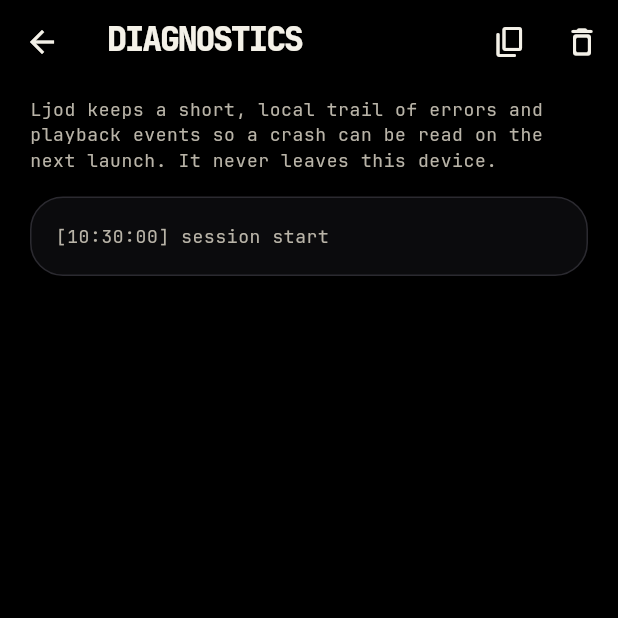
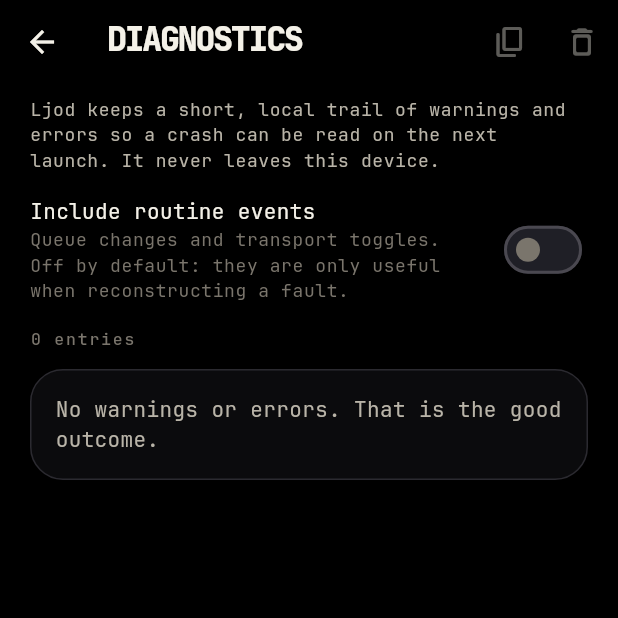
Before and after one commit to Veridian-Zenith/ljod, a Flutter app: the DiagnosticsScreen screen opened directly, on a phone screen of 412 x 824 dp, the top half of it. Run offline on Flutter 3.47's test engine with Material 3 defaults, Android fonts, the phone set to English and light mode, and no system bars; our stand-ins replace audio_service, dio, flutter_riverpod, just_audio, material_ui, permission_handler and 2 more; missing offline and left inert: audio_metadata_reader, audio_session; accounts and stored records are empty.

Commit message:
fix(audio): request POST_NOTIFICATIONS before playback and pin the notification icon
From API 33 the media notification needs a runtime permission, so the shade
showed nothing while the foreground service kept running and playback looked
broken; the request now runs before the first load and before resuming.
Release builds also stripped drawable/ic_stat_music_note because only Dart
referenced it, so raw/keep.xml pins it, and the diagnostics log gained level
filtering and stack-trace capture to make the failure readable.

```diff
--- a/lib/core/diagnostics/diagnostics_log.dart
+++ b/lib/core/diagnostics/diagnostics_log.dart
@@ -4,6 +4,21 @@ import 'dart:io';
 import 'package:flutter/foundation.dart';
 import 'package:path/path.dart' as p;
 import 'package:path_provider/path_provider.dart';
+
+/// How much a diagnostics entry matters.
+///
+/// Only [warning] and [error] are shown by default: a trail that records every
+/// routine event is unreadable exactly when it is needed.
+enum DiagnosticsLevel {
+  /// Routine breadcrumbs (queue changes, transport toggles, session start).
+  info,
+
+  /// Something degraded but recoverable.
+  warning,
+
+  /// A failure: a caught exception, a native crash, a playback error.
+  error,
+}
 
 /// A small, bounded, on-device log of anything that can explain a crash or a
 /// playback failure.
@@ -21,34 +36,61 @@ class DiagnosticsLog {
   static final DiagnosticsLog instance = DiagnosticsLog._();
 
   static const int maxBytes = 128 * 1024;
-  static const String fileName = 'diagnostics.log';
+  static const String fileName = 'diagnostics-2.log';
 
   /// File the Android side writes an uncaught exception to before the process
   /// dies. Consumed once and folded into the log on the next launch.
   static const String nativeCrashFileName = 'ljod-crash.log';
 
-  final List<String> _memory = [];
+  /// Longest stack trace kept per failure; the head names the cause, the tail
+  /// is framework noise that buries it.
+  static const int maxStackLines = 8;
+
+  static const Map<String, DiagnosticsLevel> _markers = {
+    'I': DiagnosticsLevel.info,
+    'W': DiagnosticsLevel.warning,
+    'E': DiagnosticsLevel.error,
+  };
+
+  final List<_Entry> _memory = [];
   File? _file;
   bool _ready = false;
 
   /// Recent entries in memory, oldest first.
-  List<String> get entries => List.unmodifiable(_memory);
+  List<String> get entries {
+    final formatted = _format(_memory, includeInfo: false);
+    return formatted.isEmpty ? const [] : formatted.split('\n');
+  }
+
+  /// Entries that explain a problem, newest first.
+  ///
+  /// [includeInfo] adds the routine breadcrumbs, which are off by default: they
+  /// are only useful when reconstructing what happened before a fault.
+  Future<String> read({bool includeInfo = false}) async {
+    await _ensureReady();
+    return _format(_memory.reversed.toList(), includeInfo: includeInfo);
+  }
+
+  /// How many failure entries are held, for the settings badge.
+  int count({bool includeInfo = false}) => _memory
+      .where((entry) => includeInfo || entry.level != DiagnosticsLevel.info)
+      .length;
 
   Future<void> _ensureReady() async {
     if (_ready) return;
     try {
-      final support = await getApplicationSupportDirectory();
+      // A blocked platform channel must not leave the diagnostics screen
+      // spinning forever: the in-memory trail is still worth showing.
+      final support = await getApplicationSupportDirectory().timeout(
+        const Duration(seconds: 3),
+      );
       _file = File(p.join(support.path, fileName));
       if (await _file!.exists()) {
         final existing = await _file!.readAsString();
-        _memory
-          ..clear()
-          ..addAll(
-            existing
-                .split('\n')
-                .where((line) => line.trim().isNotEmpty)
-                .toList(growable: true),
-          );
+        for (final line in existing.split('\n')) {
+          final entry = _parse(line);
+          if (entry != null) _memory.add(entry);
+        }
       }
     } catch (_) {
       _file = null;
@@ -57,30 +99,32 @@ class DiagnosticsLog {
   }
 
   /// Appends [message] with a timestamp. Never throws.
-  Future<void> record(String message) async {
+  Future<void> record(
+    String message, {
+    DiagnosticsLevel level = DiagnosticsLevel.error,
+  }) async {
     final stamp = DateTime.now().toIso8601String().substring(11, 19);
-    final entry = '[$stamp] $message';
-    _memory.add(entry);
+    _memory.add(_Entry(level, '[$stamp] ${message.trim()}'));
     await _trim();
     final file = _file;
     if (file == null) return;
     try {
-      await file.writeAsString('${_memory.join('\n')}\n', flush: true);
+      await file.writeAsString('${_serialize()}\n', flush: true);
     } catch (_) {
       // Diagnostics must never break the app.
     }
   }
 
   /// Fire-and-forget variant for hot paths.
-  void log(String message) {
-    unawaited(record(message));
+  void log(String message, {DiagnosticsLevel level = DiagnosticsLevel.error}) {
+    unawaited(record(message, level: level));
   }
 
   /// Loads the log and folds in any native crash the Android layer captured.
   Future<void> initialize() async {
     await _ensureReady();
     await _ingestNativeCrash();
-    await record('session start');
+    await record('session start', level: DiagnosticsLevel.info);
   }
 
   Future<void> _ingestNativeCrash() async {
@@ -109,18 +153,21 @@ class DiagnosticsLog {
 
   Future<void> _trim() async {
     if (_memory.isEmpty) return;
-    var total = _memory.fold<int>(0, (sum, line) => sum + line.length + 1);
+    // Measured as rendered: the level tag is part of what Settings shows.
+    var total = _memory.fold<int>(0, (sum, entry) => sum + _cost(entry));
     while (total > maxBytes && _memory.length > 1) {
-      final removed = _memory.removeAt(0);
-      total -= removed.length + 1;
+      total -= _cost(_memory.removeAt(0));
     }
   }
 
-  /// The full log as text, newest entry first.
-  Future<String> read() async {
-    await _ensureReady();
-    return _memory.reversed.join('\n');
-  }
+  static int _cost(_Entry entry) =>
+      entry.body.length + _tagFor(entry.level).length + 4;
+
+  static String _tagFor(DiagnosticsLevel level) => switch (level) {
+    DiagnosticsLevel.info => 'INFO',
+    DiagnosticsLevel.warning => 'WARN',
+    DiagnosticsLevel.error => 'ERROR',
+  };
 
   Future<void> clear() async {
     _memory.clear();
@@ -131,6 +178,39 @@ class DiagnosticsLog {
       // Best effort.
     }
   }
+
+  String _serialize() => _memory
+      .map((entry) => '${_markerFor(entry.level)} ${entry.body}')
+      .join('\n');
+
+  static String _markerFor(DiagnosticsLevel level) => switch (level) {
+    DiagnosticsLevel.info => 'I',
+    DiagnosticsLevel.warning => 'W',
+    DiagnosticsLevel.error => 'E',
+  };
+
+  static _Entry? _parse(String line) {
+    if (line.length < 3) return null;
+    final level = _markers[line[0]];
+    if (level == null || line[1] != ' ') return null;
+    return _Entry(level, line.substring(2));
+  }
+
+  static String _format(List<_Entry> entries, {required bool includeInfo}) {
+    return entries
+        .where((entry) => includeInfo || entry.level != DiagnosticsLevel.info)
+        .map((entry) => '[${_tagFor(entry.level)}] ${entry.body}')
+        .join('\n');
+  }
+}
+
+class _Entry {
+  _Entry(this.level, this.body);
+
+  final DiagnosticsLevel level;
+
+  /// Already stamped: `[HH:MM:SS] message`.
+  final String body;
 }
 
 /// Installs handlers that funnel Dart-side failures into [DiagnosticsLog].
@@ -142,9 +222,15 @@ void installDiagnosticsHandlers() {
 
   final previousFlutterOnError = FlutterError.onError;
   FlutterError.onError = (details) {
+    // The full framework stack runs hundreds of frames and pushes the actual
+    // cause off the screen; the first few name the widget and the site.
+    final stack = details.stack;
+    final head = stack == null
+        ? ''
+        : '\n${_head(stack.toString(), DiagnosticsLog.maxStackLines)}';
     log.log(
-      'flutter error: ${details.exceptionAsString()}'
-      '${details.stack == null ? '' : '\n${details.stack}'}',
+      'flutter error: ${details.exceptionAsString()}$head',
+      level: DiagnosticsLevel.error,
     );
     if (previousFlutterOnError != null) {
       previousFlutterOnError(details);
@@ -154,8 +240,17 @@ void installDiagnosticsHandlers() {
   };
 
   PlatformDispatcher.instance.onError = (error, stack) {
-    log.log('uncaught: $error\n$stack');
+    log.log(
+      'uncaught: $error\n${_head(stack.toString(), DiagnosticsLog.maxStackLines)}',
+      level: DiagnosticsLevel.error,
+    );
     // Returning false keeps Flutter's default handling for this zone.
     return false;
   };
 }
+
+String _head(String text, int lines) {
+  final split = text.split('\n');
+  if (split.length <= lines) return text;
+  return '${split.take(lines).join('\n')}\n…';
+}
--- a/lib/features/settings/diagnostics_screen.dart
+++ b/lib/features/settings/diagnostics_screen.dart
@@ -21,6 +21,8 @@ class DiagnosticsScreen extends ConsumerStatefulWidget {
 class _DiagnosticsScreenState extends ConsumerState<DiagnosticsScreen> {
   String? _log;
   bool _loading = true;
+  bool _includeInfo = false;
+  int _shown = 0;
 
   @override
   void initState() {
@@ -29,12 +31,22 @@ class _DiagnosticsScreenState extends ConsumerState<DiagnosticsScreen> {
   }
 
   Future<void> _load() async {
-    final log = await DiagnosticsLog.instance.read();
+    final log = await DiagnosticsLog.instance.read(includeInfo: _includeInfo);
+    final count = DiagnosticsLog.instance.count(includeInfo: _includeInfo);
     if (!mounted) return;
     setState(() {
       _log = log;
+      _shown = count;
       _loading = false;
     });
+  }
+
+  Future<void> _toggleInfo(bool value) async {
+    setState(() {
+      _includeInfo = value;
+      _loading = true;
+    });
+    await _load();
   }
 
   @override
@@ -79,14 +91,42 @@ class _DiagnosticsScreenState extends ConsumerState<DiagnosticsScreen> {
           padding: const EdgeInsets.fromLTRB(20, 8, 20, 40),
           children: [
             Text(
-              'Ljod keeps a short, local trail of errors and playback events so '
-              'a crash can be read on the next launch. It never leaves this '
+              'Ljod keeps a short, local trail of warnings and errors so a '
+              'crash can be read on the next launch. It never leaves this '
               'device.',
               style: theme.textTheme.bodySmall?.copyWith(
                 color: LjodTheme.textSoft,
               ),
             ),
-            const SizedBox(height: 16),
+            const SizedBox(height: 8),
+            SwitchListTile(
+              value: _includeInfo,
+              onChanged: _toggleInfo,
+              contentPadding: EdgeInsets.zero,
+              title: Text(
+                'Include routine events',
+                style: theme.textTheme.bodyMedium?.copyWith(
+                  color: LjodTheme.textStrong,
+                ),
+              ),
+              subtitle: Text(
+                'Queue changes and transport toggles. Off by default: they are '
+                'only useful when reconstructing a fault.',
+                style: theme.textTheme.bodySmall?.copyWith(
+                  color: LjodTheme.textMuted,
+                ),
+              ),
+            ),
+            const SizedBox(height: 8),
+            if (!_loading)
+              Text(
+                _shown == 1 ? '1 entry' : '$_shown entries',
+                style: theme.textTheme.labelSmall?.copyWith(
+                  color: LjodTheme.textMuted,
+                  letterSpacing: 1.2,
+                ),
+              ),
+            const SizedBox(height: 12),
             if (_loading)
               const Padding(
                 padding: EdgeInsets.only(top: 24),
@@ -95,7 +135,9 @@ class _DiagnosticsScreenState extends ConsumerState<DiagnosticsScreen> {
             else if (log == null || log.isEmpty)
               Panel(
                 child: Text(
-                  'Nothing logged yet. That is the good outcome.',
+                  _includeInfo
+                      ? 'Nothing logged yet. That is the good outcome.'
+                      : 'No warnings or errors. That is the good outcome.',
                   style: theme.textTheme.bodyMedium,
                 ),
               )
--- a/lib/services/audio/audio_providers.dart
+++ b/lib/services/audio/audio_providers.dart
@@ -6,6 +6,7 @@ import 'package:flutter_riverpod/flutter_riverpod.dart';
 import '../../core/models/song_model.dart';
 import '../library/library_providers.dart';
 import 'ljod_audio_handler.dart';
+import 'media_permissions.dart';
 
 export 'ljod_audio_handler.dart'
     show LjodAudioHandler, LjodPlaybackHandler, PlaybackException;
@@ -125,6 +126,9 @@ class PlaybackController {
   /// unhandled future errors from fire-and-forget tap handlers.
   Future<void> _loadQueue(List<SongModel> songs, int index) async {
     try {
+      // The media notification is a runtime permission from Android 13; ask
+      // before the first sound so the controls exist when playback starts.
+      await ensureNotificationPermission();
       await _handler.loadQueue(songs, initialIndex: index);
     } on PlaybackException catch (error) {
       ref.read(playbackErrorProvider.notifier).report(error.message);
@@ -139,6 +143,7 @@ class PlaybackController {
     if (_handler.playbackState.value.playing) {
       await _handler.pause();
     } else {
+      await ensureNotificationPermission();
       await _handler.play();
     }
   }
```
Also changed, not shown: lib/services/audio/ljod_audio_handler.dart (+6 -1 lines), lib/services/audio/media_permissions.dart (added, +51 -0 lines), 2 other files.
